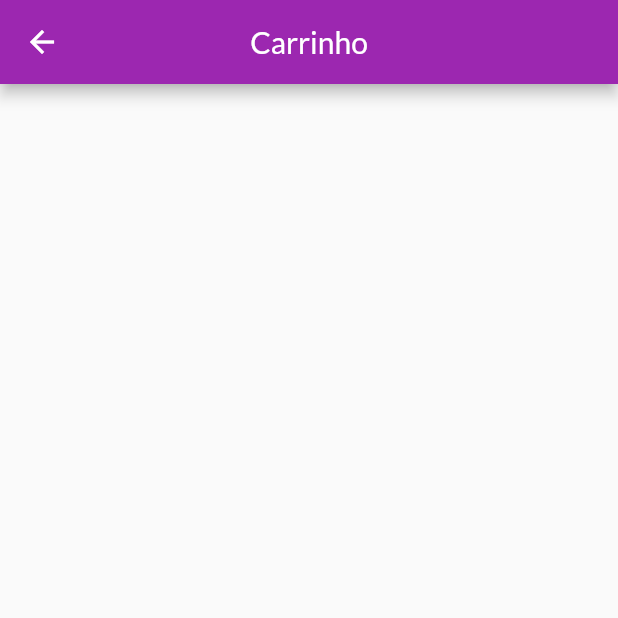
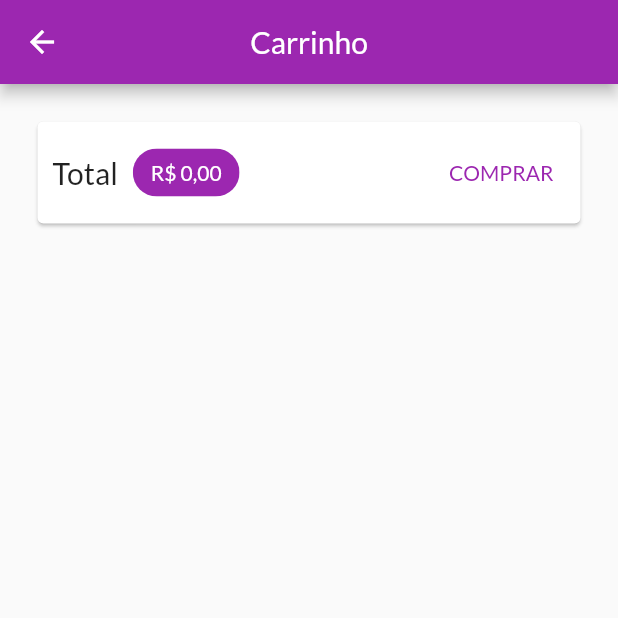
Before and after one commit to julianojstavares/flutter_shop, a Flutter app: the CartPage screen opened by its route, on a phone screen of 412 x 824 dp, the top half of it. Run offline on Flutter 3.47's test engine with Material 2 defaults, Android fonts, the phone set to English and light mode, and no system bars; network calls fail.

Commit message:
Section 8, class 237

```diff
--- a/lib/pages/cart_page.dart
+++ b/lib/pages/cart_page.dart
@@ -1,15 +1,54 @@
 import 'package:flutter/material.dart';
+import 'package:provider/provider.dart';
+
+import '../models/cart.dart';
 
 class CartPage extends StatelessWidget {
   const CartPage({super.key});
 
   @override
   Widget build(BuildContext context) {
+    final Cart cart = Provider.of(context);
+
     return Scaffold(
       appBar: AppBar(
         centerTitle: true,
         title: const Text("Carrinho"),
       ),
+      body: Column(
+        children: [
+          Card(
+            margin: const EdgeInsets.all(25),
+            child: Padding(
+              padding: const EdgeInsets.all(10),
+              child: Row(
+                mainAxisAlignment: MainAxisAlignment.spaceBetween,
+                children: [
+                  const Text(
+                    "Total",
+                    style: TextStyle(fontSize: 20),
+                  ),
+                  const SizedBox(width: 10),
+                  Chip(
+                    backgroundColor: Theme.of(context).colorScheme.primary,
+                    label: Text(
+                      "R\$ ${cart.totalAmount.toStringAsFixed(2).replaceAll(".", ",")}",
+                      style: TextStyle(
+                        color: Theme.of(context).colorScheme.onPrimary,
+                      ),
+                    ),
+                  ),
+                  const Spacer(),
+                  TextButton(
+                    onPressed: () {},
+                    child: const Text("COMPRAR"),
+                  ),
+                ],
+              ),
+            ),
+          ),
+        ],
+      ),
     );
   }
 }
```
